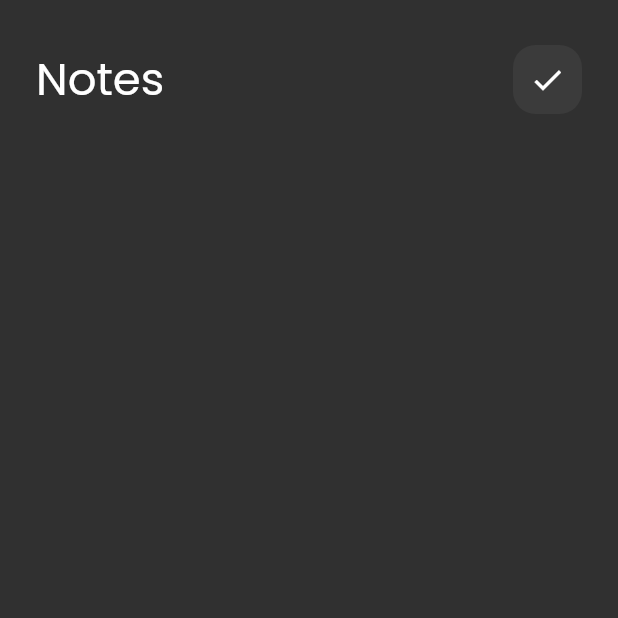
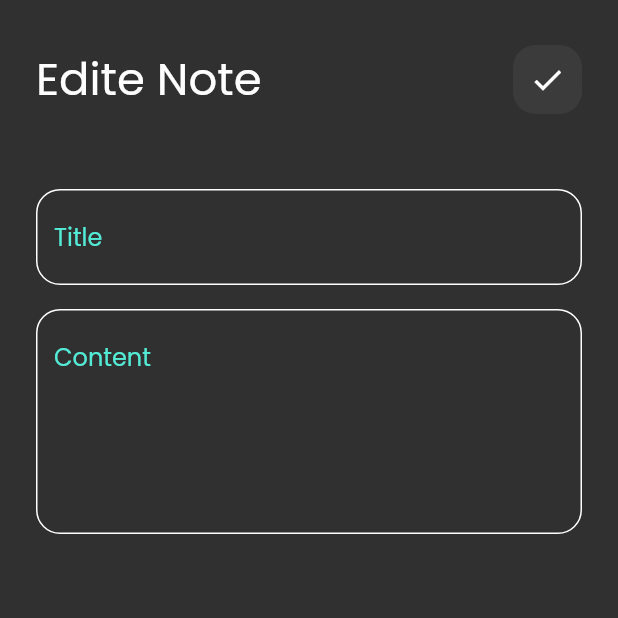
Before and after one commit to MuhanadIbrahim/notes_app, a Flutter app: the EditNoteView screen opened directly, on a phone screen of 412 x 824 dp, the top half of it. Run offline on Flutter 3.47's test engine with Material 2 defaults, Android fonts, the phone set to English and light mode, and no system bars; our stand-ins replace font_awesome_flutter.

Commit message:
finish edit note view

```diff
--- a/lib/widgets/custom_app_bar.dart
+++ b/lib/widgets/custom_app_bar.dart
@@ -7,14 +7,16 @@ class CustomAppBar extends StatelessWidget {
   final String title;
   @override
   Widget build(BuildContext context) {
-    return  Row(
+    return Row(
       children: [
-       const Text(
-          'Notes',
+        Text(
+          title,
           style: TextStyle(fontSize: 30),
         ),
-       const Spacer(),
-        CustomSearchIcon(icon: icon,)
+        const Spacer(),
+        CustomSearchIcon(
+          icon: icon,
+        )
       ],
     );
   }
--- a/lib/widgets/custom_text_field.dart
+++ b/lib/widgets/custom_text_field.dart
@@ -1,4 +1,3 @@
-
 import 'package:flutter/material.dart';
 
 import '../constaints.dart';
@@ -6,7 +5,9 @@ import 'out_line_input_border.dart';
 
 class CustomTextField extends StatelessWidget {
   const CustomTextField({
-    super.key, required this.hint,  this.maxLines=1,
+    super.key,
+    required this.hint,
+    this.maxLines = 1,
   });
   final String hint;
   final int maxLines;
@@ -14,12 +15,13 @@ class CustomTextField extends StatelessWidget {
   @override
   Widget build(BuildContext context) {
     return TextField(
+      cursorColor: KprimaryColor,
       maxLines: maxLines,
       decoration: InputDecoration(
         hintText: hint,
-        hintStyle:const  TextStyle(color: KprimaryColor),
+        hintStyle: const TextStyle(color: KprimaryColor),
         border: OutLineInputBorder(),
-        focusedBorder: OutLineInputBorder(),
+        focusedBorder: OutLineInputBorder(KprimaryColor),
         enabledBorder: OutLineInputBorder(),
       ),
     );
--- a/lib/widgets/edit_note_view_body.dart
+++ b/lib/widgets/edit_note_view_body.dart
@@ -1,19 +1,34 @@
 import 'package:flutter/material.dart';
 import 'package:notes_app/widgets/custom_app_bar.dart';
+import 'package:notes_app/widgets/custom_text_field.dart';
 
 class EditNoteViewBody extends StatelessWidget {
   const EditNoteViewBody({super.key});
 
   @override
   Widget build(BuildContext context) {
-    return Padding(
+    return const Padding(
       padding: EdgeInsets.symmetric(horizontal: 24.0),
       child: Column(
         children: [
           SizedBox(
             height: 30,
           ),
-          CustomAppBar(icon: Icons.check, title: 'Edit Note')
+          CustomAppBar(
+            title: 'Edite Note',
+            icon: Icons.check,
+          ),
+          SizedBox(
+            height: 50,
+          ),
+          CustomTextField(hint: 'Title'),
+          SizedBox(
+            height: 16,
+          ),
+          CustomTextField(
+            hint: 'Content',
+            maxLines: 5,
+          )
         ],
       ),
     );
--- a/lib/widgets/out_line_input_border.dart
+++ b/lib/widgets/out_line_input_border.dart
@@ -1,10 +1,8 @@
+import 'package:flutter/material.dart';
 
-  import 'package:flutter/material.dart';
 
-import '../constaints.dart';
-
-OutlineInputBorder OutLineInputBorder() {
-    return OutlineInputBorder(
-        borderRadius: BorderRadius.circular(16),
-        borderSide: BorderSide(color: KprimaryColor));
-  }
+OutlineInputBorder OutLineInputBorder([color]) {
+  return OutlineInputBorder(
+      borderRadius: BorderRadius.circular(16),
+      borderSide: BorderSide(color: color ?? Colors.white));
+}
```
